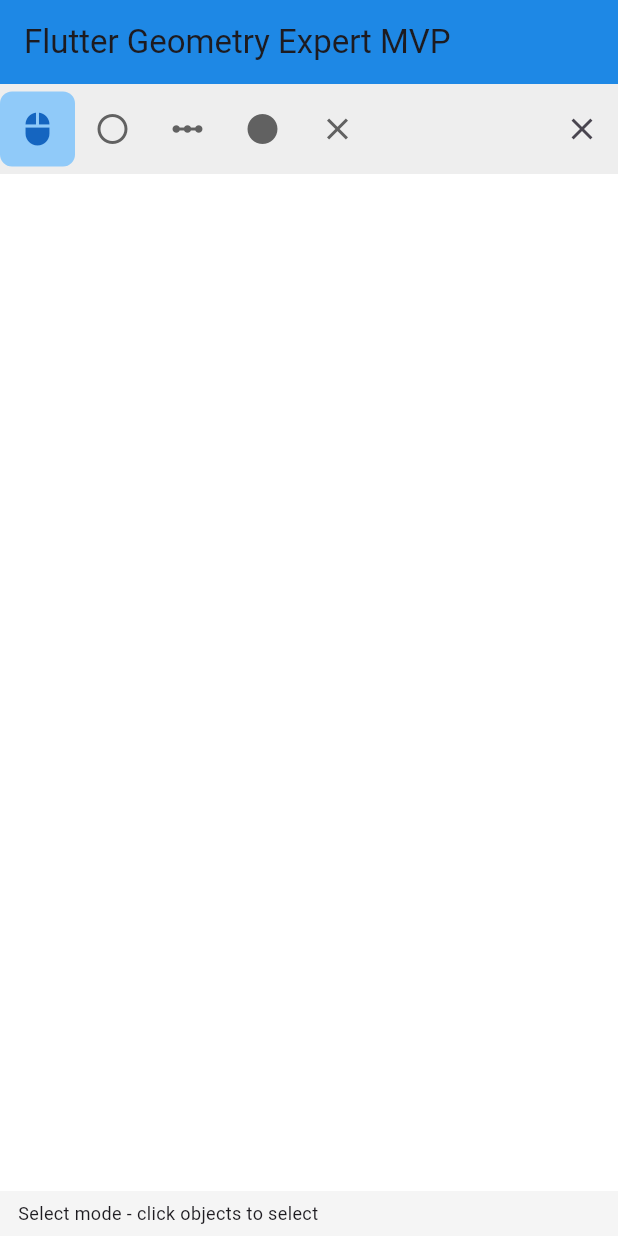
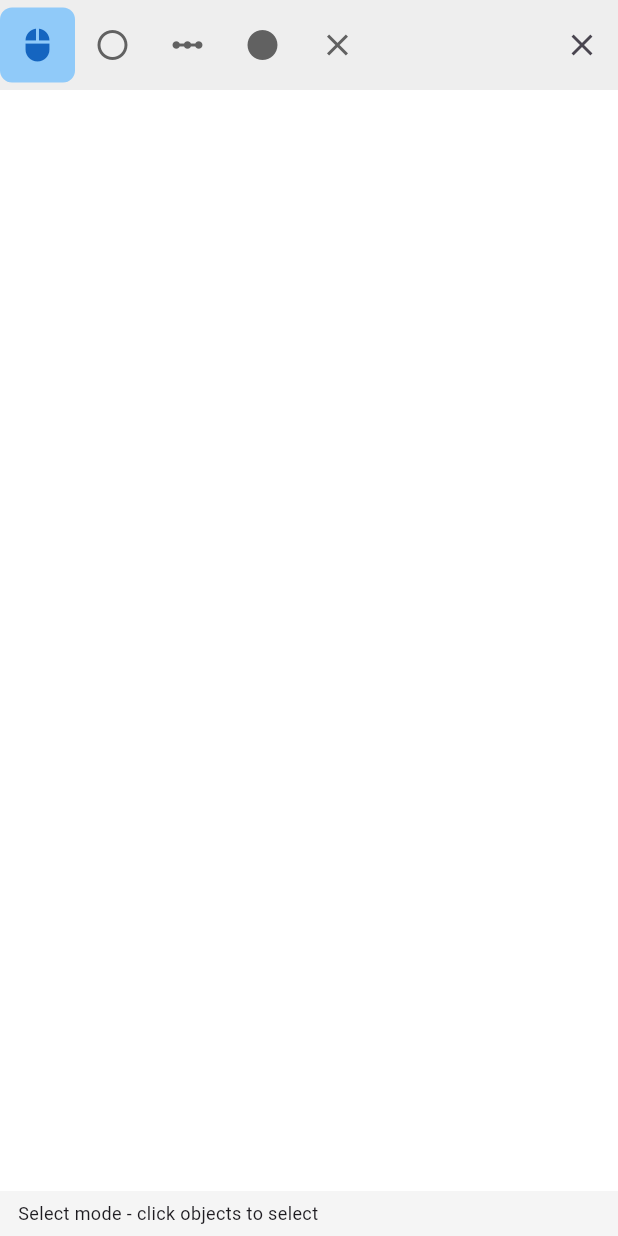
Before and after one commit to steveSuave/fgex, a Flutter app: the screen it shows after launch, on a phone screen of 412 x 824 dp. Run offline on Flutter 3.47's test engine with Material 3 defaults, Android fonts, the light colour scheme and no system bars.

Commit message:
Dart lint and gitignore

```diff
--- a/lib/main.dart
+++ b/lib/main.dart
@@ -18,6 +18,7 @@ class GeometryExpertApp extends StatelessWidget {
         visualDensity: VisualDensity.adaptivePlatformDensity,
       ),
       home: const GeometryExpertHome(),
+      debugShowCheckedModeBanner: false,
     );
   }
 }
@@ -27,12 +28,6 @@ class GeometryExpertHome extends StatelessWidget {
 
   @override
   Widget build(BuildContext context) {
-    return Scaffold(
-      appBar: AppBar(
-        title: const Text('Flutter Geometry Expert MVP'),
-        backgroundColor: Colors.blue[600],
-      ),
-      body: GeometryCanvas(),
-    );
+    return Scaffold(body: GeometryCanvas());
   }
 }
--- a/lib/models/point.dart
+++ b/lib/models/point.dart
@@ -21,8 +21,9 @@ class GPoint extends GeometricObject {
   }) : x1 = Param(paramStartIndex ?? _generateParamIndex(), x),
        y1 = Param((paramStartIndex ?? (_paramCounter - 1)) + 1, y),
        super(GeometricObjectType.point, id: id) {
-    if (paramStartIndex == null)
+    if (paramStartIndex == null) {
       _paramCounter++; // Only increment once more if we used auto-generated indices
+    }
   }
 
   static int _paramCounter = 1;
```
Also changed, not shown: 1 other file.
